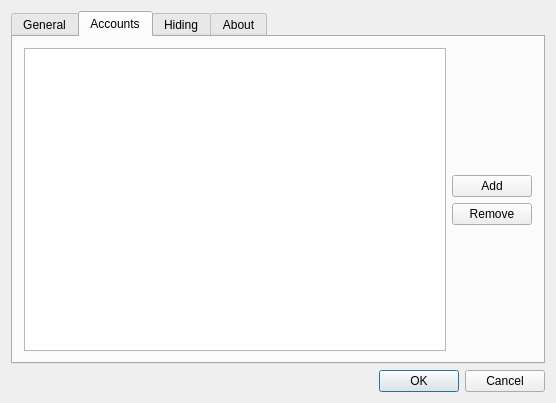
Above: src/dialogsettings.ui from gyunaev/birdtray before the change. Below: the same form after it.
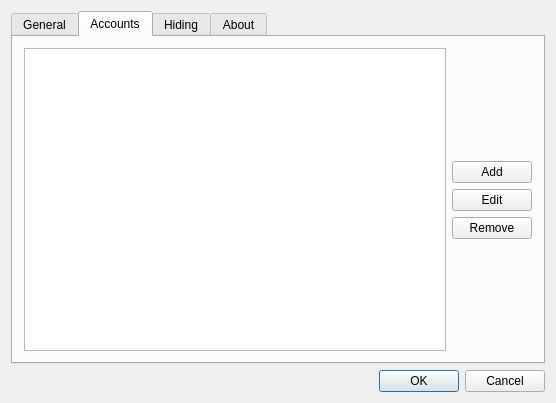
That is the form after the change. The open tabs and pages were chosen to show the change. Custom widgets are drawn as their Qt base class.

Commit message: Adding account editing functionality

```diff
--- a/src/dialogsettings.ui
+++ b/src/dialogsettings.ui
@@ -185,6 +185,13 @@
            </property>
           </widget>
          </item>
+         <item>
+          <widget class="QPushButton" name="btnAccountEdit">
+           <property name="text">
+            <string>Edit</string>
+           </property>
+          </widget>
+         </item>
          <item>
           <widget class="QPushButton" name="btnAccountRemove">
            <property name="text">
```
Left out of the diff: 2 changed lines with no effect on the pictures. The commit also changes 4 other files.
